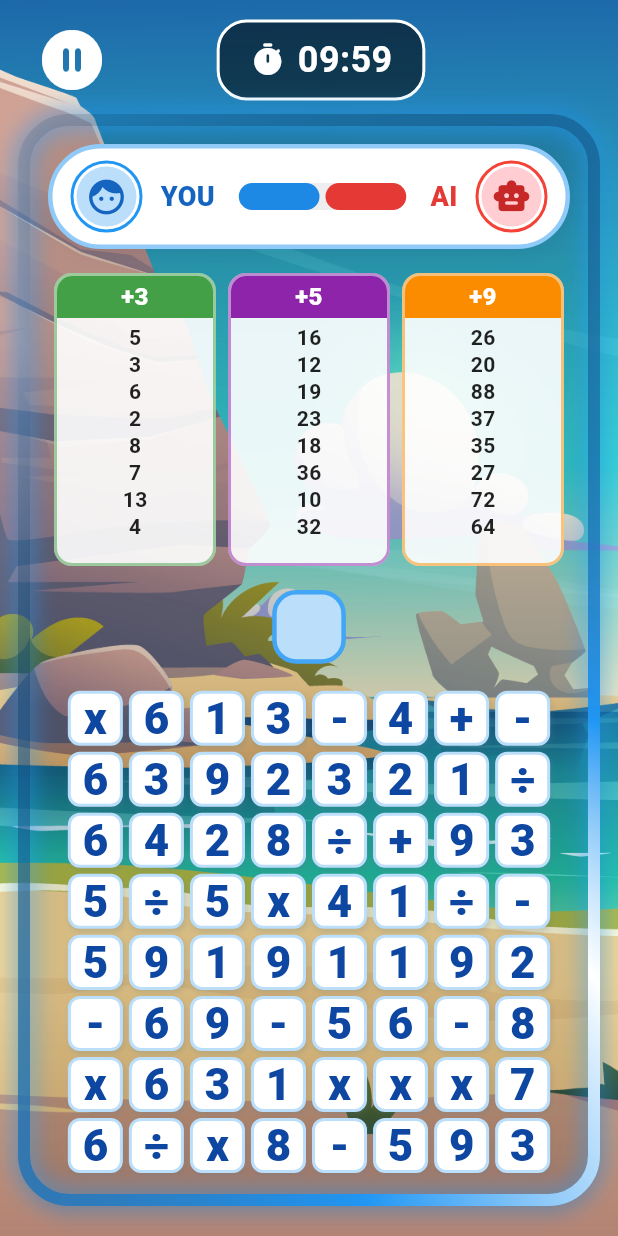
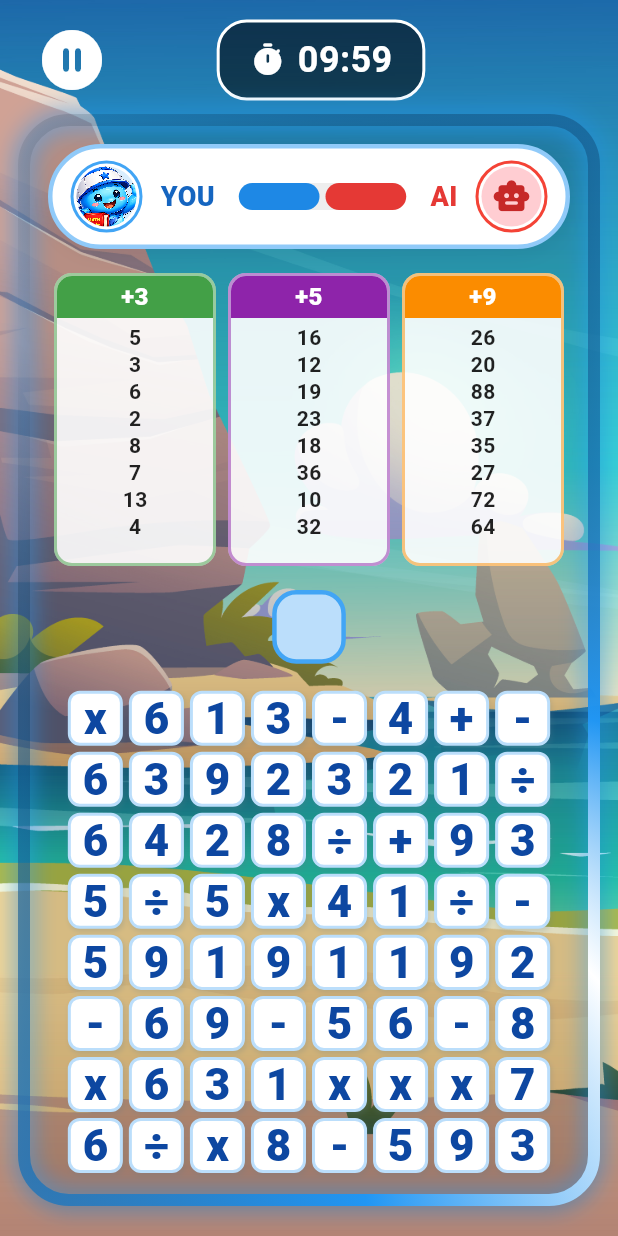
Before and after one commit to richi-git/kbt, a Flutter app: the GameView screen opened directly, on a phone screen of 412 x 824 dp. Run offline on Flutter 3.47's test engine with Material 3 defaults, Android fonts, the phone set to English and light mode, and no system bars; our stand-ins replace audioplayers, firebase_core, sqflite; accounts and stored records are empty.

Commit message:
Add files via upload

```diff
--- a/lib/widget/score_bar_widget.dart
+++ b/lib/widget/score_bar_widget.dart
@@ -1,4 +1,6 @@
 import 'package:flutter/material.dart';
+import 'package:praktikum_1/service/item_service.dart';
+import 'package:praktikum_1/config/game_config.dart';
 
 class ScoreBarWidget extends StatelessWidget {
   final int userScore;
@@ -15,6 +17,14 @@ class ScoreBarWidget extends StatelessWidget {
     // Mencegah error bottleneck jika skor 0
     int flexUser = userScore > 0 ? userScore : 1;
     int flexAi = aiScore > 0 ? aiScore : 1;
+
+    // Ambil data karakter terpilih
+    final selectedCharName = GameConfig.selectedCharacter;
+    final allSkins = ItemService().skins;
+    final selectedChar = allSkins.firstWhere(
+      (char) => char.name == selectedCharName,
+      orElse: () => allSkins.first,
+    );
 
     return Center(
       child: Container(
@@ -40,13 +50,30 @@ class ScoreBarWidget extends StatelessWidget {
               decoration: BoxDecoration(
                 shape: BoxShape.circle,
                 color: Colors.white,
-                border: Border.all(color: Colors.blue, width: 2),
+                border: Border.all(color: selectedChar.color, width: 2),
               ),
               child: CircleAvatar(
                 radius: 20,
-                backgroundColor: Colors.blue[100],
-                child:
-                    Icon(Icons.face_rounded, color: Colors.blue[800], size: 28),
+                backgroundColor: selectedChar.color.withOpacity(0.2),
+                child: selectedChar.imagePath != null
+                    ? ClipOval(
+                        child: OverflowBox(
+                          maxHeight: 120, // Extreme height for coverage
+                          maxWidth: 120,
+                          alignment: const Alignment(0, -0.6), // Focus on face
+                          child: Image.asset(
+                            selectedChar.imagePath!,
+                            fit: BoxFit.cover, // Fill the entire area
+                            filterQuality: FilterQuality.high,
+                            errorBuilder: (context, error, stackTrace) => Icon(
+                                selectedChar.icon,
+                                color: selectedChar.color,
+                                size: 28),
+                          ),
+                        ),
+                      )
+                    : Icon(selectedChar.icon,
+                        color: selectedChar.color, size: 28),
               ),
             ),
             const SizedBox(width: 12),
```
Also changed, not shown: lib/widget/score_bar.dart (+28 -3 lines).
